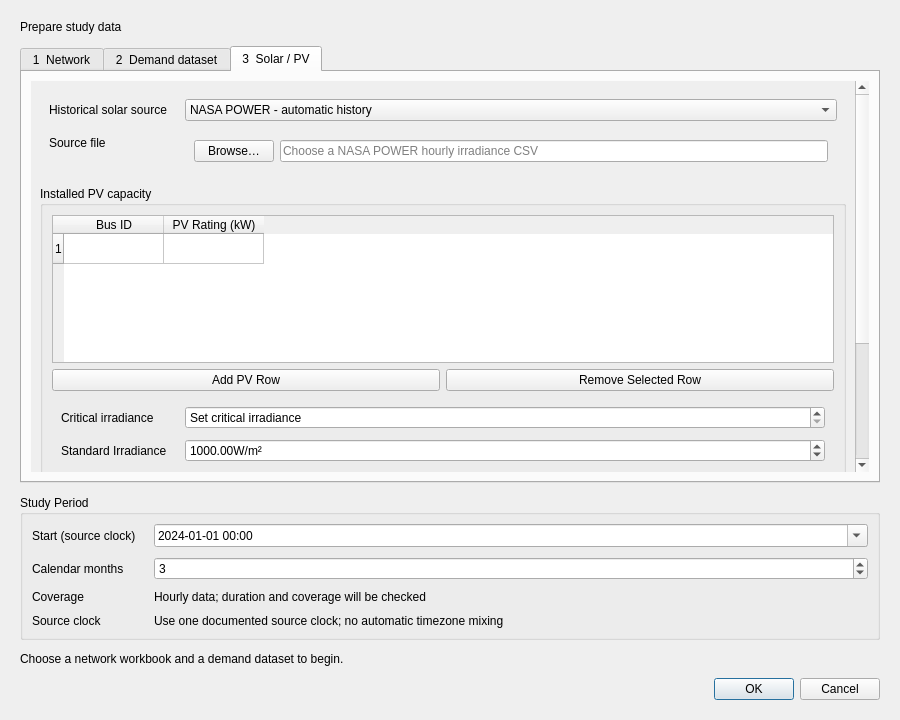
Before: the Qt Designer form 07_Implementation/src_accelerated/assets/load_data_dialog.ui in Islahi/EE499-Team16, drawn with Qt 5.
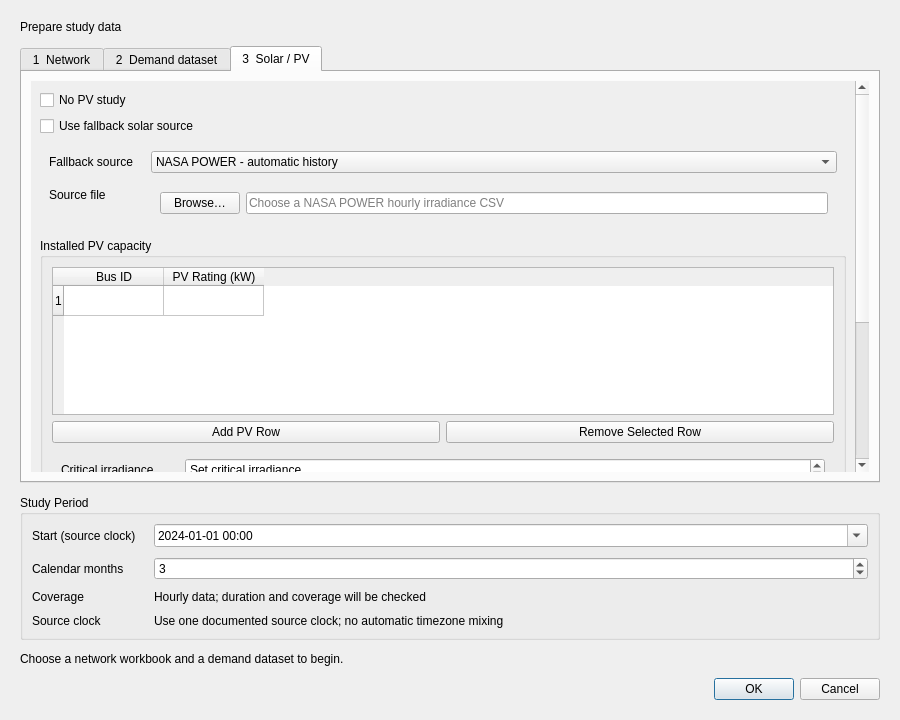
After: the same form once the commit is applied. The open tabs and pages were chosen to show the change.

Commit message: Make fallback solar inputs opt-in

```diff
--- a/07_Implementation/src_accelerated/assets/load_data_dialog.ui
+++ b/07_Implementation/src_accelerated/assets/load_data_dialog.ui
@@ -310,12 +310,23 @@
            </rect>
           </property>
           <layout class="QVBoxLayout" name="verticalLayout_5">
+           <item>
+            <widget class="QCheckBox" name="chk_no_pv">
+             <property name="text"><string>No PV study</string></property>
+            </widget>
+           </item>
+           <item>
+            <widget class="QCheckBox" name="chk_pv_fallback">
+             <property name="text"><string>Use fallback solar source</string></property>
+             <property name="toolTip"><string>Use a CSV or provider only if the study folder has no usable PV history.</string></property>
+            </widget>
+           </item>
            <item>
             <widget class="QWidget" name="panel_pv_source_fields" native="true">
              <layout class="QFormLayout" name="formLayout_2">
               <item row="0" column="0">
                <widget class="QLabel" name="label_4">
-                <property name="text"><string>Historical solar source</string></property></widget>
+                <property name="text"><string>Fallback source</string></property></widget>
               </item>
               <item row="0" column="1">
                <widget class="QComboBox" name="combo_pv_source">
```
Left out of the diff: 2 changed lines with no effect on the pictures. The commit also changes 4 other files.
